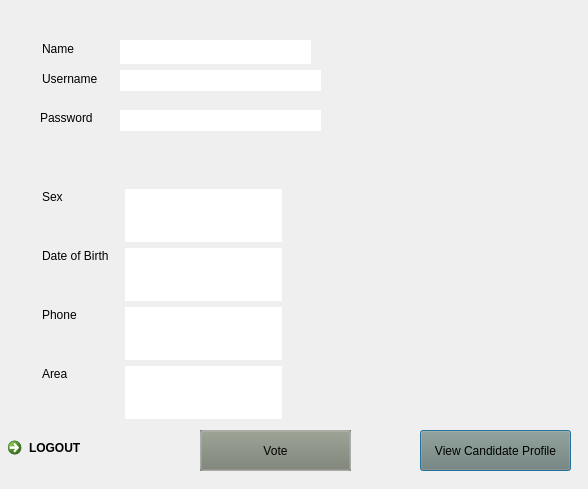
tapish13031997/OVV, file voter_window.ui: the form before one commit.
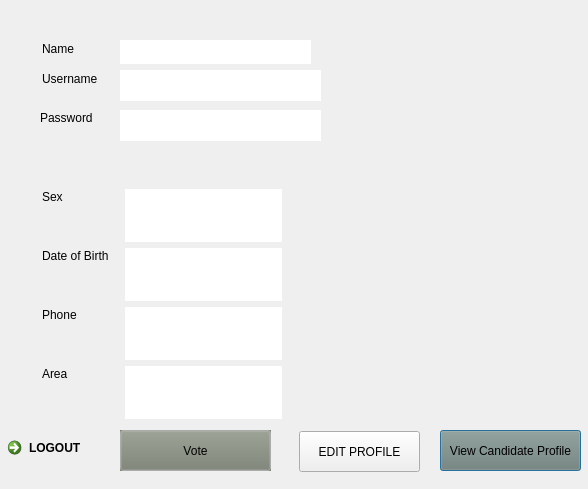
The form after the commit.

```diff
--- a/voter_window.ui
+++ b/voter_window.ui
@@ -22,7 +22,7 @@
   <widget class="QPushButton" name="voter_vote">
    <property name="geometry">
     <rect>
-     <x>200</x>
+     <x>120</x>
      <y>430</y>
      <width>151</width>
      <height>41</height>
@@ -81,9 +81,9 @@
   <widget class="QPushButton" name="pushButton">
    <property name="geometry">
     <rect>
-     <x>420</x>
+     <x>440</x>
      <y>430</y>
-     <width>151</width>
+     <width>141</width>
      <height>41</height>
     </rect>
    </property>
@@ -543,7 +543,7 @@
      <x>120</x>
      <y>70</y>
      <width>201</width>
-     <height>21</height>
+     <height>31</height>
     </rect>
    </property>
    <property name="palette">
@@ -1390,7 +1390,7 @@
      <x>120</x>
      <y>110</y>
      <width>201</width>
-     <height>21</height>
+     <height>31</height>
     </rect>
    </property>
    <property name="palette">
@@ -1765,6 +1765,19 @@
     <bool>true</bool>
    </property>
   </widget>
+  <widget class="QPushButton" name="pushButton_2">
+   <property name="geometry">
+    <rect>
+     <x>299</x>
+     <y>431</y>
+     <width>121</width>
+     <height>41</height>
+    </rect>
+   </property>
+   <property name="text">
+    <string>EDIT PROFILE</string>
+   </property>
+  </widget>
  </widget>
  <tabstops>
   <tabstop>lineEdit_name</tabstop>
```
